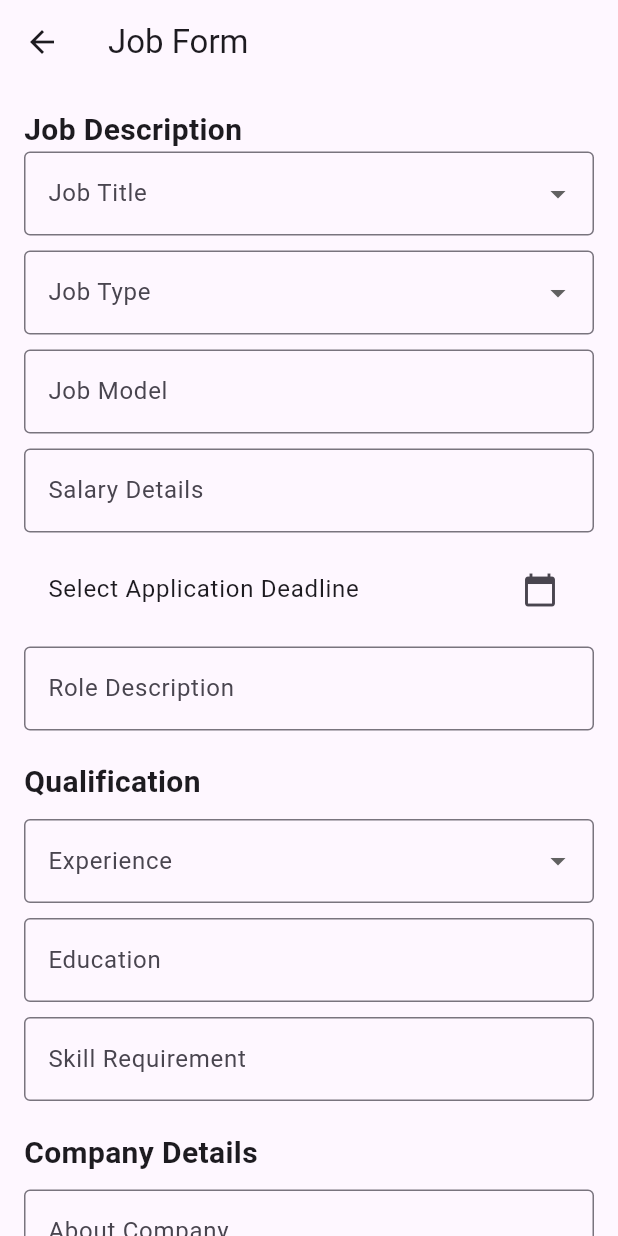
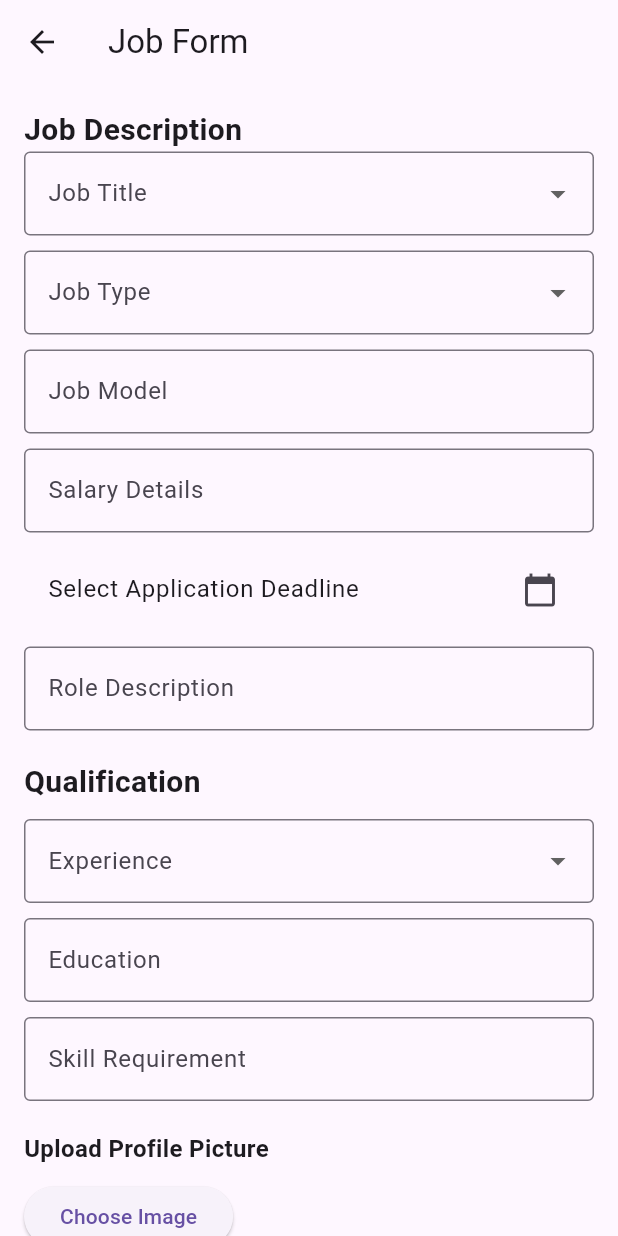
Before and after one commit to rana-shekhar/Recruiters, a Flutter app: the JobForm screen opened directly, on a phone screen of 412 x 824 dp. Run offline on Flutter 3.47's test engine with Material 3 defaults, Android fonts, the phone set to English and light mode, and no system bars; our stand-ins replace image_picker.

Commit message:
worked on image picker

```diff
--- a/lib/demo.dart
+++ b/lib/demo.dart
@@ -387,7 +387,7 @@ class _DemoState extends State<Demo> {
                     widget.jobData.salary = salaryDetailsController.text;
                     widget.jobData.roleDescription =
                         roleDescriptionController.text;
-                    widget.jobData.jobType = jobTypeController.text;
+                    // widget.jobData.jobType = jobTypeController.text;
                     widget.jobData.experience =experienceValue.toString();
                     widget.jobData.education = educationController.text;
                     widget.jobData.skillRequirement =
--- a/lib/job_form.dart
+++ b/lib/job_form.dart
@@ -1,3 +1,5 @@
+import 'dart:io';
+import 'package:image_picker/image_picker.dart';
 import 'package:flutter/material.dart';
 import 'package:intl/intl.dart';
 import 'package:recruiters/job_data.dart';
@@ -40,6 +42,7 @@ class JobFormState extends State<JobForm> {
   final jobType = JobType();
   String? jobTypeValue;
 
+
   Future<void> selectDate(BuildContext context) async {
     final DateTime? picked = await showDatePicker(
       context: context,
@@ -53,6 +56,19 @@ class JobFormState extends State<JobForm> {
       });
     }
   }
+  File? _imageFile;
+
+Future<void> pickImage() async {
+  final pickedFile = await ImagePicker().pickImage(source: ImageSource.gallery);
+
+  if (pickedFile != null) {
+    setState(() {
+      _imageFile = File(pickedFile.path);
+    });
+  } else {
+    print("User ne image select nahi ki.");
+  }
+}
 
   // Validation methods
   String? validateNotEmpty(String? value, String fieldName) {
@@ -311,8 +327,25 @@ class JobFormState extends State<JobForm> {
                 validator: (value) => validateSkillRequirement(value),
               ),
               const SizedBox(height: 20),
+              // Company Details Section
+const Text(
+      "Upload Profile Picture",
+      style: TextStyle(fontSize: 16, fontWeight: FontWeight.bold),
+    ),
+    const SizedBox(height: 10),
+    ElevatedButton(
+      onPressed: pickImage,
+      child: const Text("Choose Image"),
+    ),
+    if (_imageFile != null)
+      Image.file(
+        _imageFile!,
+        width: 100,
+        height: 100,
+      ),
 
-              // Company Details Section
+
+
               const Text(
                 'Company Details',
                 style: TextStyle(fontSize: 20, fontWeight: FontWeight.bold),
--- a/pubspec.yaml
+++ b/pubspec.yaml
@@ -31,6 +31,7 @@ dependencies:
   flutter:
     sdk: flutter
   intl: ^0.19.0
+  image_picker: ^1.1.2
 
 
   # The following adds the Cupertino Icons font to your application.
```
Also changed, not shown: lib/add_jobs.dart (+6 -6 lines), pubspec.lock, 5 other files.
